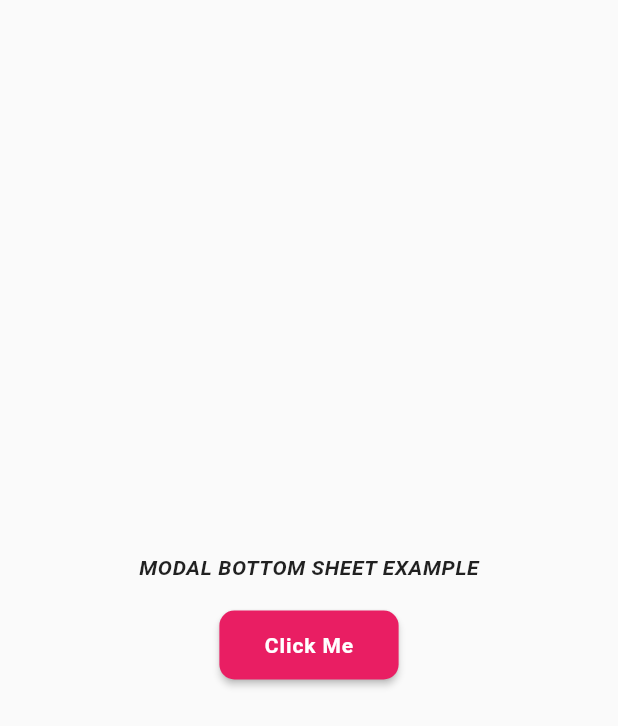
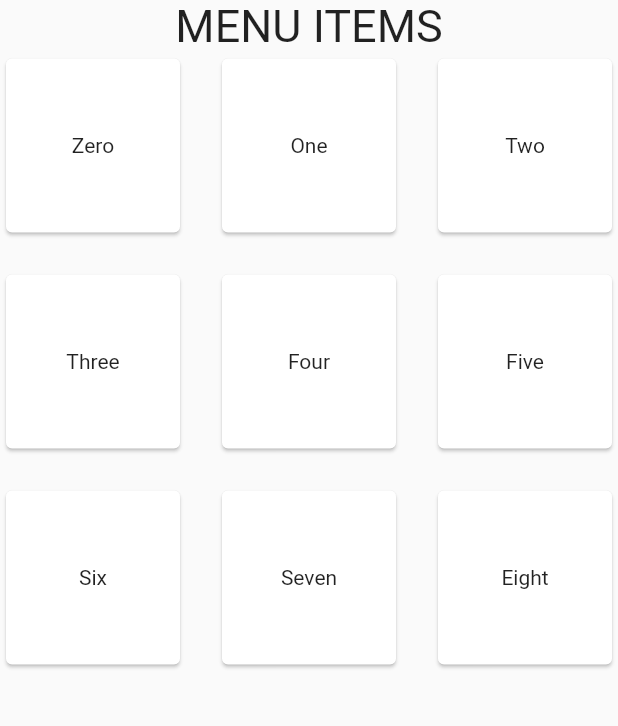
Before and after one commit to Dawith305/Coffee-Shop-Flutter-Web-demo, a Flutter app: the screen it shows after launch, on a phone screen of 412 x 824 dp. Shown: the top 726 px of the screen. Run offline on Flutter 3.47's test engine with Material 2 defaults, Android fonts, the phone set to English and light mode, and no system bars; missing offline and left inert: dart:html.

Commit message:
Added random menu list

```diff
--- a/lib/screens/product/product_list.dart
+++ b/lib/screens/product/product_list.dart
@@ -9,44 +9,50 @@ class ProductList extends StatefulWidget {
 }
 
 class _ProductListState extends State<ProductList> {
+  final List<String> elements = ["Zero", "One", "Two", "Three", "Four", "Five", "Six", "Seven", "Eight", "Four", "Five", "Six", "Seven"];
+
+
   @override
   Widget build(BuildContext context) {
     return Scaffold(
       body: Container(
+        child: Column(
+          children: [
+            Center(
+              child: Container(
+                child: Text('MENU ITEMS', style: TextStyle(fontSize: 30),),
+              ),
+            ),
+            Container(
+                height: MediaQuery.of(context).size.height*0.5,
+                width: MediaQuery.of(context).size.width,
               alignment: Alignment.center,
-        child: Column(
-          mainAxisAlignment: MainAxisAlignment.center,
-          children: [
-            Text(
-              "MODAL BOTTOM SHEET EXAMPLE",
-              style: TextStyle(
-                  fontStyle: FontStyle.italic,
-                  letterSpacing: 0.4,
-                  fontWeight: FontWeight.w600),
+              child: GridView.builder(
+                  itemCount: elements.length,
+                  gridDelegate: SliverGridDelegateWithMaxCrossAxisExtent(
+                    maxCrossAxisExtent: 130.0,
+                    crossAxisSpacing: 20.0,
+                    mainAxisSpacing: 20.0,
                   ),
-            SizedBox(
-              height: 20,
-            ),
-            RaisedButton(
-              shape: RoundedRectangleBorder(
-                  borderRadius: BorderRadius.all(Radius.circular(10.0))),
-              onPressed: () {
+                  itemBuilder: (context, i) {
+                    return InkWell(
+                      onTap: (){
                         showDialog(
                             context: context,
                             builder: (context) {
                               return ProductDetail();
                             });
                       },
-              padding:
-              EdgeInsets.only(left: 30, right: 30, top: 15, bottom: 15),
-              color: Colors.pink,
-              child: Text(
-                'Click Me',
-                style: TextStyle(
-                    color: Colors.white,
-                    fontWeight: FontWeight.w600,
-                    letterSpacing: 0.6),
+                      child: Card(
+                        child: Center(
+                            child: Padding(
+                                padding: EdgeInsets.all(8.0), child: Text(elements[i])
+                            )
+                        )
                   ),
+                    );
+                  }
+              )
             ),
           ],
         ),
```
Lines whose indentation alone changed are shown as unchanged.
